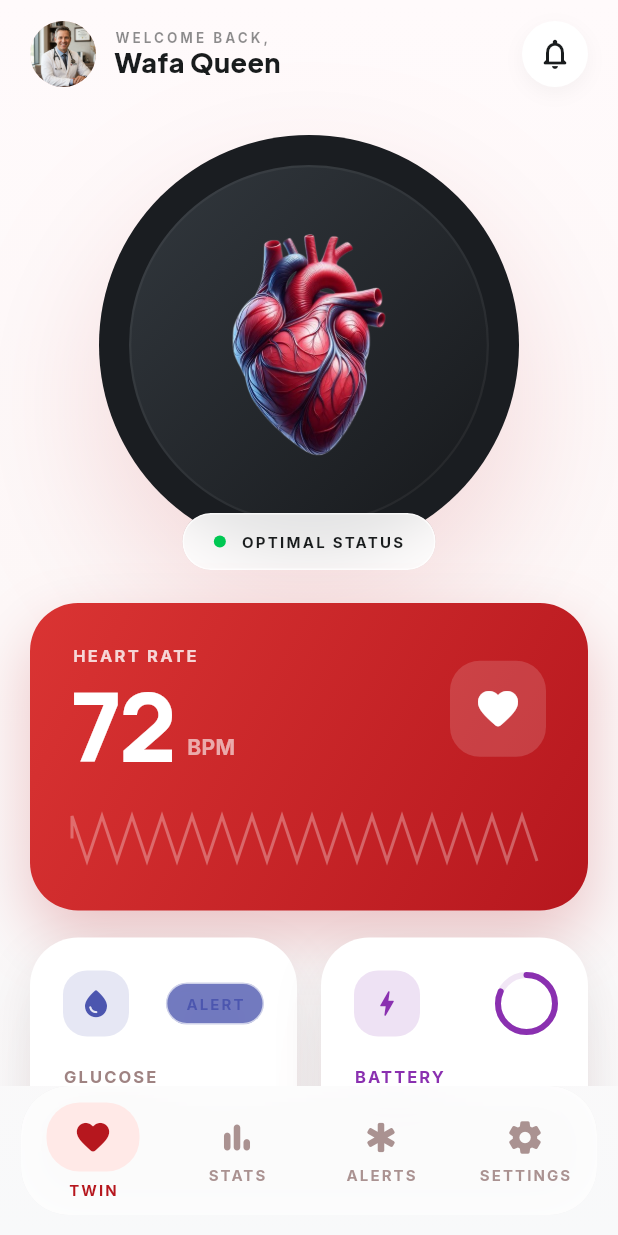
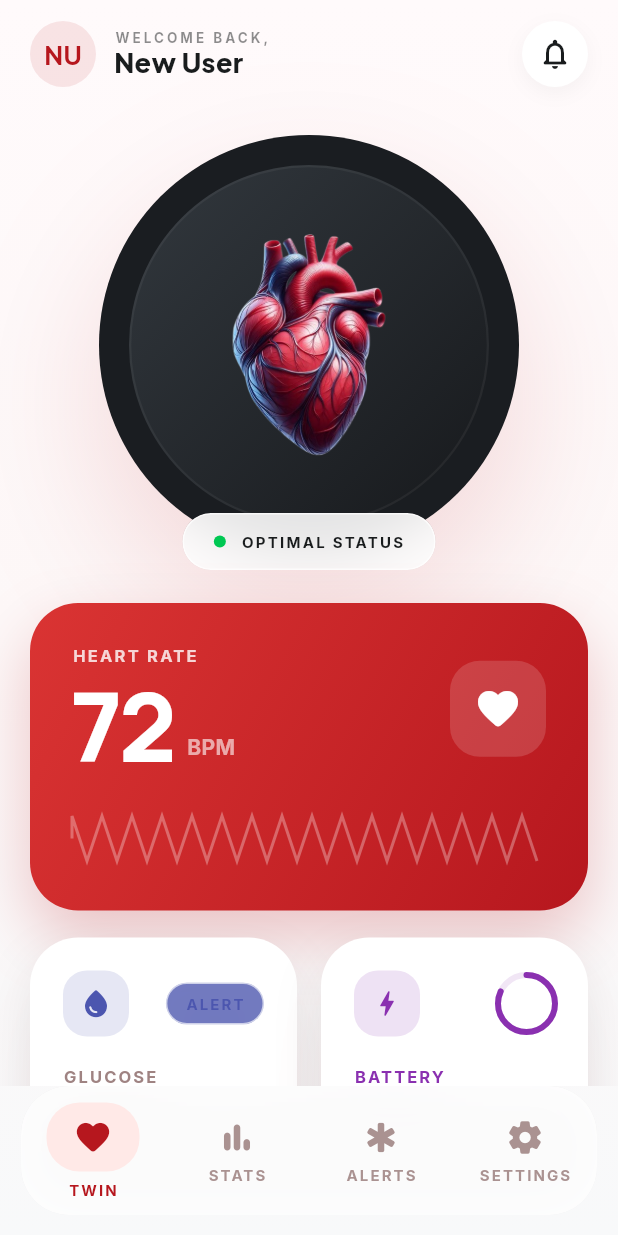
Before and after one commit to WafaQueen1/KeepBeat, a Flutter app: the screen it shows after launch, scrolled down 407 dp, after a tap on "Create My Account", on a phone screen of 412 x 824 dp. Run offline on Flutter 3.47's test engine with Material 3 defaults, Android fonts, the phone set to English and light mode, and no system bars; our stand-ins replace flutter_riverpod, font_awesome_flutter, google_fonts, sqflite; missing offline and left inert: mqtt_client; accounts and stored records are empty.

Commit message:
Cirdac model alia + starting flutter in phone

```diff
--- a/mobile_app/lib/ui/alert_history_ui.dart
+++ b/mobile_app/lib/ui/alert_history_ui.dart
@@ -1,13 +1,18 @@
 import 'package:flutter/material.dart';
+import 'package:flutter_riverpod/flutter_riverpod.dart';
 
 import '../theme/app_theme.dart';
+import '../providers/patient_provider.dart';
 import 'widgets/bento_widgets.dart';
 
-class AlertHistoryUI extends StatelessWidget {
+class AlertHistoryUI extends ConsumerWidget {
   const AlertHistoryUI({super.key});
 
   @override
-  Widget build(BuildContext context) {
+  Widget build(BuildContext context, WidgetRef ref) {
+    final patient = ref.watch(patientContextProvider);
+    final initials = patient.fullName.trim().split(' ').take(2).map((e) => e.isNotEmpty ? e[0] : '').join().toUpperCase();
+
     return Scaffold(
       backgroundColor: Colors.transparent,
       body: Container(
@@ -29,9 +34,17 @@ class AlertHistoryUI extends StatelessWidget {
                         letterSpacing: 1.5,
                       ),
                     ),
-                    const CircleAvatar(
+                    CircleAvatar(
                       radius: 18,
-                      backgroundImage: AssetImage('assets/images/avatar.png'),
+                      backgroundColor: AppTheme.primary.withOpacity(0.1),
+                      child: Text(
+                        initials,
+                        style: AppTheme.textTheme.titleMedium?.copyWith(
+                          color: AppTheme.primary,
+                          fontWeight: FontWeight.bold,
+                          fontSize: 14,
+                        ),
+                      ),
                     ),
                   ],
                 ),
--- a/mobile_app/lib/ui/patient_dashboard_ui.dart
+++ b/mobile_app/lib/ui/patient_dashboard_ui.dart
@@ -2,6 +2,7 @@ import 'package:flutter/material.dart';
 import 'package:flutter_riverpod/flutter_riverpod.dart';
 
 import '../providers/vitals_provider.dart';
+import '../providers/patient_provider.dart';
 import '../services/hybrid_sensor_service.dart';
 import '../theme/app_theme.dart';
 import 'widgets/bento_widgets.dart';
@@ -44,6 +45,9 @@ class _PatientDashboardUIState extends ConsumerState<PatientDashboardUI>
 
   @override
   Widget build(BuildContext context) {
+    final patient = ref.watch(patientContextProvider);
+    final initials = patient.fullName.trim().split(' ').take(2).map((e) => e.isNotEmpty ? e[0] : '').join().toUpperCase();
+
     final heartRate = ref.watch(heartRateProvider).value ?? 72;
     final glucose = ref.watch(glucoseProvider).value ?? 5.4;
     final batteryPct = ref.watch(batteryProvider).value ?? 82.0;
@@ -62,9 +66,16 @@ class _PatientDashboardUIState extends ConsumerState<PatientDashboardUI>
               children: [
                 Row(
                   children: [
-                    const CircleAvatar(
+                    CircleAvatar(
                       radius: 22,
-                      backgroundImage: AssetImage('assets/images/avatar.png'),
+                      backgroundColor: AppTheme.primary.withOpacity(0.1),
+                      child: Text(
+                        initials,
+                        style: AppTheme.textTheme.titleMedium?.copyWith(
+                          color: AppTheme.primary,
+                          fontWeight: FontWeight.bold,
+                        ),
+                      ),
                     ),
                     const SizedBox(width: 12),
                     Column(
@@ -79,7 +90,7 @@ class _PatientDashboardUIState extends ConsumerState<PatientDashboardUI>
                           ),
                         ),
                         Text(
-                          'Wafa Queen',
+                          patient.fullName,
                           style: AppTheme.textTheme.titleMedium?.copyWith(
                             fontWeight: FontWeight.w800,
                             fontSize: 18,
--- a/mobile_app/lib/ui/reactive_plan_ui.dart
+++ b/mobile_app/lib/ui/reactive_plan_ui.dart
@@ -1,5 +1,7 @@
 import 'package:flutter/material.dart';
+import 'package:flutter_riverpod/flutter_riverpod.dart';
 import '../theme/app_theme.dart';
+import '../providers/patient_provider.dart';
 import 'widgets/bento_widgets.dart';
 
 enum AlertType {
@@ -11,7 +13,7 @@ enum AlertType {
   normal
 }
 
-class ReactivePlanUI extends StatelessWidget {
+class ReactivePlanUI extends ConsumerWidget {
   final AlertType alertType;
 
   const ReactivePlanUI({
@@ -20,7 +22,10 @@ class ReactivePlanUI extends StatelessWidget {
   });
 
   @override
-  Widget build(BuildContext context) {
+  Widget build(BuildContext context, WidgetRef ref) {
+    final patient = ref.watch(patientContextProvider);
+    final initials = patient.fullName.trim().split(' ').take(2).map((e) => e.isNotEmpty ? e[0] : '').join().toUpperCase();
+
     return Scaffold(
       backgroundColor: Colors.transparent,
       body: Container(
@@ -28,7 +33,7 @@ class ReactivePlanUI extends StatelessWidget {
         child: SafeArea(
           child: Column(
             children: [
-              _buildHeader(context),
+              _buildHeader(context, initials),
               Expanded(
                 child: SingleChildScrollView(
                   physics: const BouncingScrollPhysics(),
@@ -51,7 +56,7 @@ class ReactivePlanUI extends StatelessWidget {
     );
   }
 
-  Widget _buildHeader(BuildContext context) {
+  Widget _buildHeader(BuildContext context, String initials) {
     return Padding(
       padding: const EdgeInsets.fromLTRB(20, 10, 20, 20),
       child: Row(
@@ -67,9 +72,17 @@ class ReactivePlanUI extends StatelessWidget {
             textSize: 16,
             redText: true,
           ),
-          const CircleAvatar(
+          CircleAvatar(
             radius: 18,
-            backgroundImage: AssetImage('assets/images/avatar.png'),
+            backgroundColor: AppTheme.primary.withOpacity(0.1),
+            child: Text(
+              initials,
+              style: AppTheme.textTheme.titleMedium?.copyWith(
+                color: AppTheme.primary,
+                fontWeight: FontWeight.bold,
+                fontSize: 14,
+              ),
+            ),
           ),
         ],
       ),
--- a/mobile_app/lib/ui/settings_ui.dart
+++ b/mobile_app/lib/ui/settings_ui.dart
@@ -1,22 +1,27 @@
 import 'package:flutter/material.dart';
+import 'package:flutter_riverpod/flutter_riverpod.dart';
+import '../providers/patient_provider.dart';
 
 import '../theme/app_theme.dart';
 import 'widgets/bento_widgets.dart';
 
-class SettingsUI extends StatefulWidget {
+class SettingsUI extends ConsumerStatefulWidget {
   const SettingsUI({super.key});
 
   @override
-  State<SettingsUI> createState() => _SettingsUIState();
+  ConsumerState<SettingsUI> createState() => _SettingsUIState();
 }
 
-class _SettingsUIState extends State<SettingsUI> {
+class _SettingsUIState extends ConsumerState<SettingsUI> {
   bool _lowGlucose = true;
   bool _highPulse = true;
   bool _batteryCritical = false;
 
   @override
   Widget build(BuildContext context) {
+    final patient = ref.watch(patientContextProvider);
+    final initials = patient.fullName.trim().split(' ').take(2).map((e) => e.isNotEmpty ? e[0] : '').join().toUpperCase();
+
     return Scaffold(
       backgroundColor: Colors.transparent,
       body: Container(
@@ -61,9 +66,16 @@ class _SettingsUIState extends State<SettingsUI> {
                   ),
                   child: Row(
                     children: [
-                      const CircleAvatar(
+                      CircleAvatar(
                         radius: 32,
-                        backgroundImage: AssetImage('assets/images/avatar.png'),
+                        backgroundColor: AppTheme.primary.withOpacity(0.1),
+                        child: Text(
+                          initials,
+                          style: AppTheme.textTheme.titleLarge?.copyWith(
+                            color: AppTheme.primary,
+                            fontWeight: FontWeight.bold,
+                          ),
+                        ),
                       ),
                       const SizedBox(width: 20),
                       Expanded(
@@ -71,7 +83,7 @@ class _SettingsUIState extends State<SettingsUI> {
                           crossAxisAlignment: CrossAxisAlignment.start,
                           children: [
                             Text(
-                              'Wafa Queen',
+                              patient.fullName,
                               style: AppTheme.textTheme.titleLarge?.copyWith(
                                 fontWeight: FontWeight.w900,
                                 fontSize: 22,
--- a/mobile_app/lib/ui/sign_up_ui.dart
+++ b/mobile_app/lib/ui/sign_up_ui.dart
@@ -1,8 +1,10 @@
 import 'dart:ui';
 
 import 'package:flutter/material.dart';
+import 'package:flutter_riverpod/flutter_riverpod.dart';
 
 import '../theme/app_theme.dart';
+import '../providers/patient_provider.dart';
 import 'widgets/bento_widgets.dart';
 
 class SignUpUI extends StatefulWidget {
@@ -63,7 +65,7 @@ class _SignUpUIState extends State<SignUpUI> {
                                 ),
                                 const SizedBox(height: 54),
                                 Text(
-                                  '© 2024 KEEPBEAT MEDICAL SYSTEMS. LOCALLY\nPROCESSED. FULLY ENCRYPTED.',
+                                  '© 2026 KEEPBEAT MEDICAL SYSTEMS. LOCALLY\nPROCESSED. FULLY ENCRYPTED.',
                                   textAlign: TextAlign.center,
                                   style: AppTheme.textTheme.labelSmall?.copyWith(
                                     color: AppTheme.onSurfaceMuted.withOpacity(0.55),
@@ -188,7 +190,7 @@ class _HeroSection extends StatelessWidget {
 
 // Removed unused _PredictiveCareCard and _LogoShowcaseCard
 
-class _CreateAccountCard extends StatelessWidget {
+class _CreateAccountCard extends ConsumerWidget {
   final TextEditingController nameController;
   final TextEditingController emailController;
   final TextEditingController passwordController;
@@ -204,7 +206,7 @@ class _CreateAccountCard extends StatelessWidget {
   });
 
   @override
-  Widget build(BuildContext context) {
+  Widget build(BuildContext context, WidgetRef ref) {
     return GlassCard(
       padding: const EdgeInsets.fromLTRB(26, 27, 26, 26),
       child: Column(
@@ -259,7 +261,11 @@ class _CreateAccountCard extends StatelessWidget {
           ),
           const SizedBox(height: 20),
           StitchButton(
-            onTap: () => Navigator.of(context).pushReplacementNamed('/dashboard'),
+            onTap: () {
+              final name = nameController.text.trim();
+              ref.read(patientContextProvider.notifier).setActivePatient('PT_001', '#TP-8842', name.isEmpty ? 'New User' : name);
+              Navigator.of(context).pushReplacementNamed('/dashboard');
+            },
             text: 'Create My Account',
             icon: Icons.arrow_forward_rounded,
             height: 62,
```
Also changed, not shown: mobile_app/lib/ui/recovery_state_ui.dart (+17 -4 lines), mobile_app/lib/ui/sign_in_ui.dart (+13 -3 lines), 27 other files.
